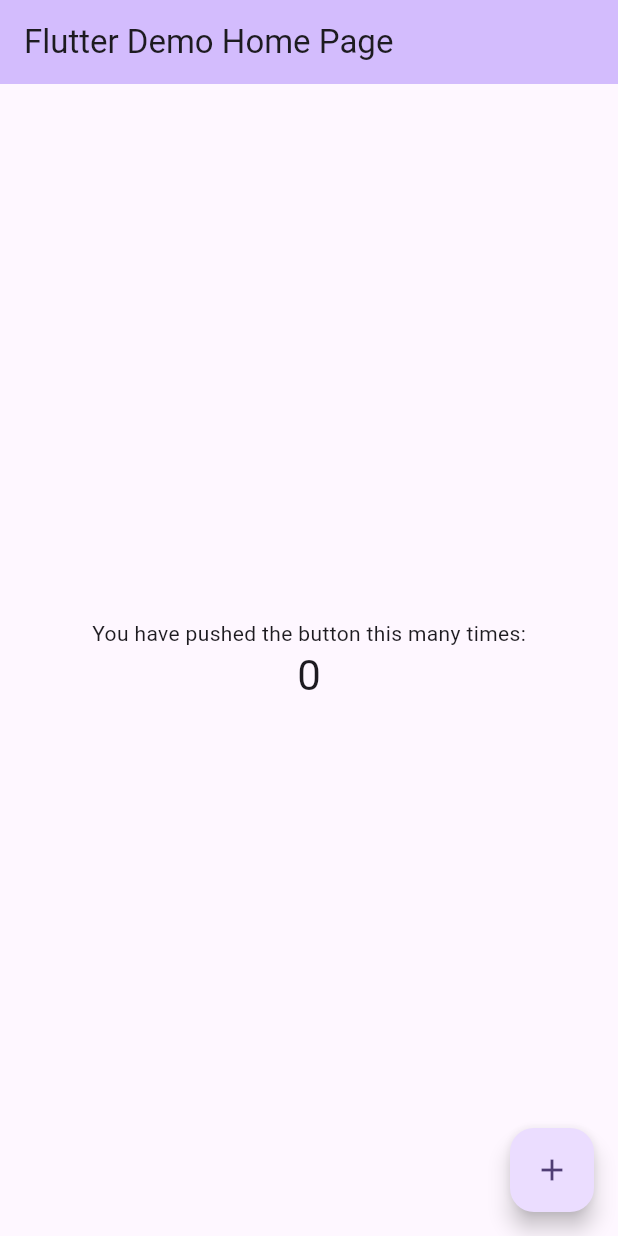
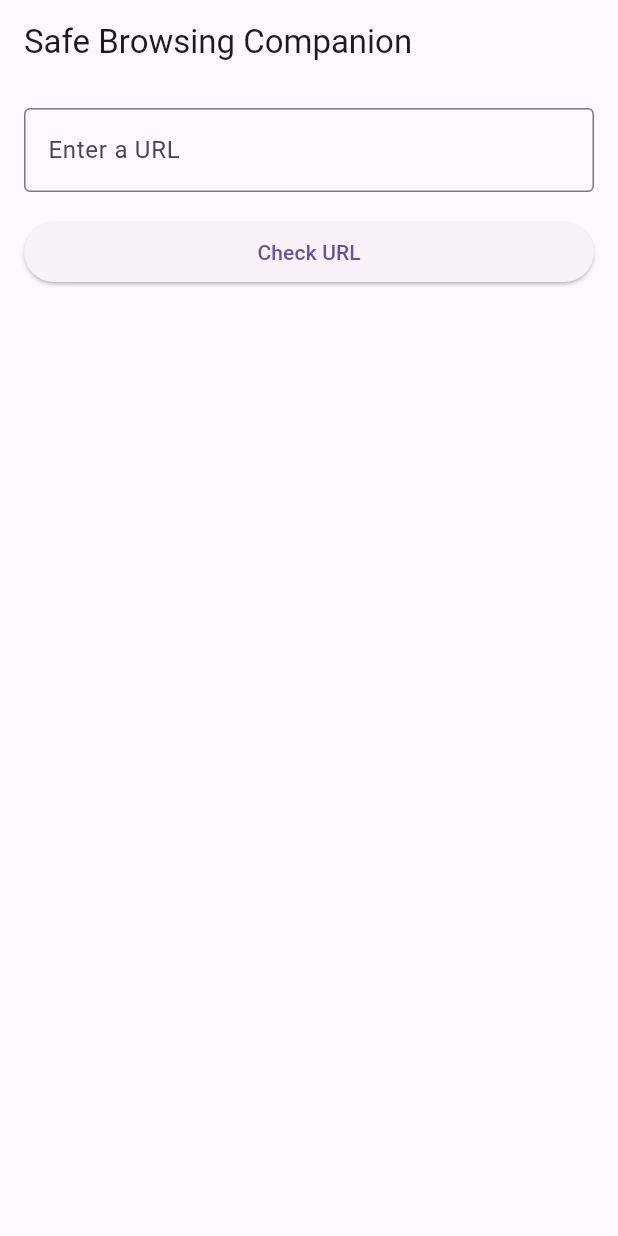
Before and after one commit to susanafsandoval/safe_browsing_companion, a Flutter app: the screen it shows after launch, on a phone screen of 412 x 824 dp. Run offline on Flutter 3.47's test engine with Material 3 defaults, Android fonts, the phone set to English and light mode, and no system bars.

Commit message:
Add home screen and update Android config for HTTP access

```diff
--- /dev/null
+++ b/lib/home_screen.dart
@@ -0,0 +1,114 @@
+import 'package:flutter/material.dart';
+import 'package:http/http.dart' as http;
+import 'dart:convert';
+
+class HomeScreen extends StatefulWidget {
+  const HomeScreen({super.key});
+
+  @override
+  State<HomeScreen> createState() => _HomeScreenState();
+}
+
+class _HomeScreenState extends State<HomeScreen> {
+  final TextEditingController _urlController = TextEditingController();
+
+  String _resultMessage = '';
+  bool _isLoading = false;
+
+  // TODO: Replace with your actual VirusTotal API key
+  final String apiKey = 'YOUR_API_KEY_HERE';
+
+  Future<void> checkUrlSafety() async {
+    final String url = _urlController.text.trim();
+
+    if (url.isEmpty) {
+      setState(() {
+        _resultMessage = 'Please enter a URL.';
+      });
+      return;
+    }
+
+    setState(() {
+      _isLoading = true;
+      _resultMessage = '';
+    });
+
+    try {
+      final response = await http.post(
+        Uri.parse('https://www.virustotal.com/api/v3/urls'),
+        headers: {
+          'x-apikey': apiKey,
+          'Content-Type': 'application/x-www-form-urlencoded',
+        },
+        body: {
+          'url': url,
+        },
+      );
+
+      if (response.statusCode == 200) {
+        final data = jsonDecode(response.body);
+
+        setState(() {
+          _resultMessage =
+              'URL submitted successfully.\nScan ID: ${data['data']['id']}';
+        });
+      } else {
+        setState(() {
+          _resultMessage =
+              'Failed to check URL. Status code: ${response.statusCode}';
+        });
+      }
+    } catch (e) {
+      setState(() {
+        _resultMessage = 'Error: $e';
+      });
+    } finally {
+      setState(() {
+        _isLoading = false;
+      });
+    }
+  }
+
+  @override
+  void dispose() {
+    _urlController.dispose();
+    super.dispose();
+  }
+
+  @override
+  Widget build(BuildContext context) {
+    return Scaffold(
+      appBar: AppBar(
+        title: const Text('Safe Browsing Companion'),
+      ),
+      body: Padding(
+        padding: const EdgeInsets.all(16.0),
+        child: Column(
+          crossAxisAlignment: CrossAxisAlignment.stretch,
+          children: [
+            TextField(
+              controller: _urlController,
+              decoration: const InputDecoration(
+                labelText: 'Enter a URL',
+                border: OutlineInputBorder(),
+              ),
+              keyboardType: TextInputType.url,
+            ),
+            const SizedBox(height: 16),
+            ElevatedButton(
+              onPressed: _isLoading ? null : checkUrlSafety,
+              child: _isLoading
+                  ? const CircularProgressIndicator()
+                  : const Text('Check URL'),
+            ),
+            const SizedBox(height: 24),
+            Text(
+              _resultMessage,
+              style: const TextStyle(fontSize: 16),
+            ),
+          ],
+        ),
+      ),
+    );
+  }
+}
--- a/lib/main.dart
+++ b/lib/main.dart
@@ -1,4 +1,5 @@
 import 'package:flutter/material.dart';
+import 'home_screen.dart';
 
 void main() {
   runApp(const MyApp());
@@ -30,7 +31,7 @@
         // tested with just a hot reload.
         colorScheme: ColorScheme.fromSeed(seedColor: Colors.deepPurple),
       ),
-      home: const MyHomePage(title: 'Flutter Demo Home Page'),
+      home: const HomeScreen(),
     );
   }
 }
--- a/pubspec.yaml
+++ b/pubspec.yaml
@@ -34,6 +34,7 @@ dependencies:
   # The following adds the Cupertino Icons font to your application.
   # Use with the CupertinoIcons class for iOS style icons.
   cupertino_icons: ^1.0.8
+  http: ^1.6.0
 
 dev_dependencies:
   flutter_test:
```
Also changed, not shown: pubspec.lock, 3 other files.
